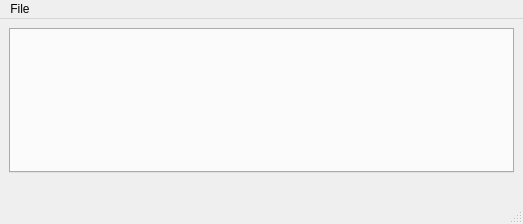
Before: the Qt Designer form client/src/mainwindow.ui in KDAB/FatCRM, drawn with Qt 5.
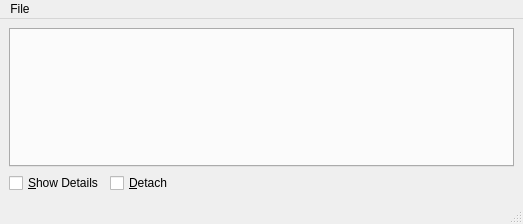
After: the same form once the commit is applied.

Commit message: fixes FatCRM-1 - Have one single  details button which let the user choose if details should be displayed or not and that would handle all of the views - misc clean up

What changed in the file:
```diff
--- a/client/src/mainwindow.ui
+++ b/client/src/mainwindow.ui
@@ -22,6 +22,26 @@
       </item>
       <item>
        <layout class="QHBoxLayout" name="horizontalLayout">
+        <item>
+         <widget class="QCheckBox" name="showDetails">
+          <property name="toolTip">
+           <string>Always show the Details widget if checked!</string>
+          </property>
+          <property name="text">
+           <string>&amp;Show Details</string>
+          </property>
+         </widget>
+        </item>
+        <item>
+         <widget class="QCheckBox" name="detachDetails">
+          <property name="toolTip">
+           <string>Display the Details  widget as a floating widget if checked  </string>
+          </property>
+          <property name="text">
+           <string>&amp;Detach</string>
+          </property>
+         </widget>
+        </item>
         <item>
          <spacer name="horizontalSpacer">
           <property name="orientation">
```
The commit also changes 2 other files.
